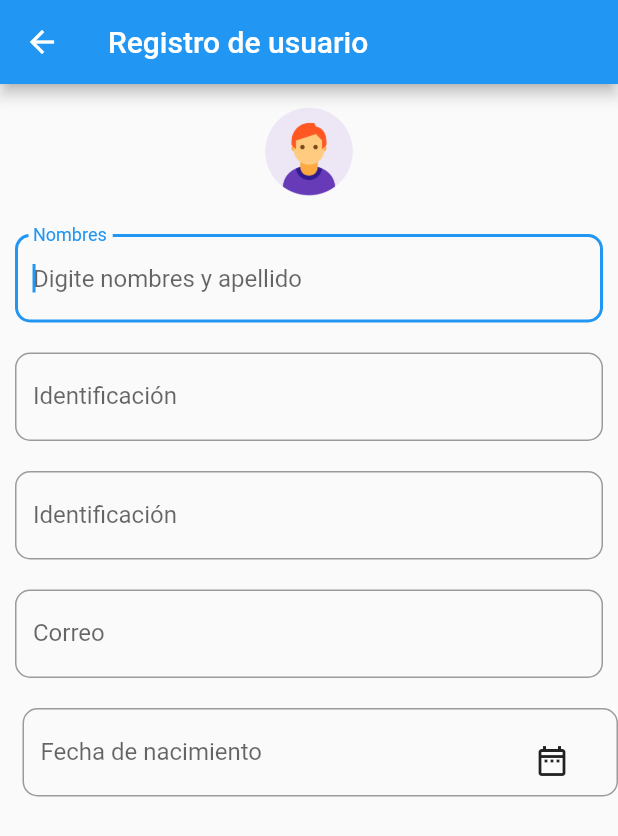
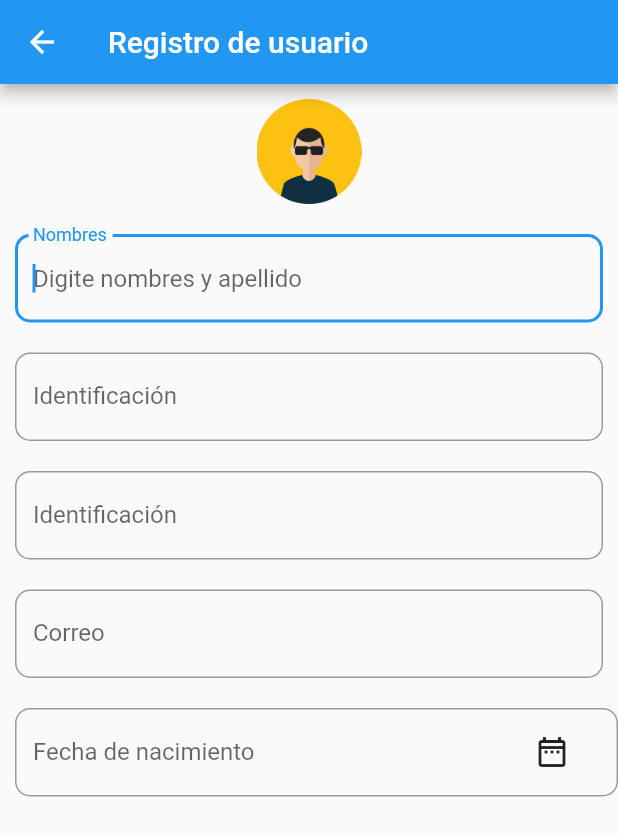
Before and after one commit to juank27/Flutter_Project, a Flutter app: the UserRegister screen opened directly, on a phone screen of 412 x 824 dp. Shown: the top 836 px of the screen. Run offline on Flutter 3.47's test engine with Material 2 defaults, Android fonts, the phone set to English and light mode, and no system bars; our stand-ins replace cloud_firestore, firebase_core; accounts and stored records are empty.

```diff
--- a/my_app/lib/View/UserRegister.dart
+++ b/my_app/lib/View/UserRegister.dart
@@ -6,15 +6,10 @@ class UserRegister extends StatefulWidget {
 }
 
 class UserRegisterApp extends State<UserRegister> {
+  TextEditingController fecha = TextEditingController();
   var currentSatate;
-  DateTime selectedDate = DateTime.now();
+  //DateTime selectedDate = DateTime.now();
 
-  void callDataPicker() async {
-    // var selectedDate =await getDatePickerWidget();
-    setState(() {
-      currentSatate = selectedDate;
-    });
-  }
 //Future <DateTime?> getDatePickerWidget(){
   //return showDatePicker(
 
@@ -35,7 +30,7 @@ class UserRegisterApp extends State<UserRegister> {
                 child: Container(
                   width: 500,
                   height: 70,
-                  child: Image.asset('image/img.png'),
+                  child: Image.asset('image/avatar2.png'),
                 ),
               ),
             ),
@@ -104,11 +99,12 @@ class UserRegisterApp extends State<UserRegister> {
               ),
             ),
             Padding(
-              padding: EdgeInsets.only(left: 15, top: 10),
+              padding: EdgeInsets.only(left: 10, top: 10),
               child: Stack(
-                alignment: const Alignment(1.0, 1.0),
+                alignment: const Alignment(1.0, 0),
                 children: [
                   new TextField(
+                    controller: fecha,
                     decoration: InputDecoration(
                       border: OutlineInputBorder(
                           borderRadius: BorderRadius.circular(10)),
@@ -117,8 +113,12 @@ class UserRegisterApp extends State<UserRegister> {
                     ),
                   ),
                   new FlatButton(
-                      onPressed: () {},
-                      child: new Icon(Icons.date_range_outlined))
+                      onPressed: () {
+                        callDataPcker();
+                      },
+                      child: new Icon(
+                        Icons.date_range_outlined,
+                      ))
                 ],
               ),
             ),
@@ -127,4 +127,30 @@ class UserRegisterApp extends State<UserRegister> {
       ),
     );
   }
+
+//utilidad de fecha
+  var _currentSelectedDate;
+  void callDataPcker() async {
+    var selectedDate = await getDatePickerWidget();
+    //print(DateFormat.yMMMd().format(DateTime.now()));
+    //var date = DateFormat.yMMd().format(DateTime.now());
+    setState(() {
+      _currentSelectedDate = selectedDate;
+      fecha.text = _currentSelectedDate.toString();
+    });
+    print("Holaaaa esta es una funcion");
+    print(_currentSelectedDate);
+  }
+
+  Future<DateTime?> getDatePickerWidget() {
+    return showDatePicker(
+        context: context,
+        initialDate: DateTime.now(),
+        //initialDate: DateFormat.yMMd().format(DateTime.now());
+        firstDate: DateTime(2022),
+        lastDate: DateTime(2025),
+        builder: (context, child) {
+          return Theme(data: ThemeData.dark(), child: Center(child: child));
+        });
+  }
 }
```
Also changed, not shown: my_app/image/avatar2.png (added).
